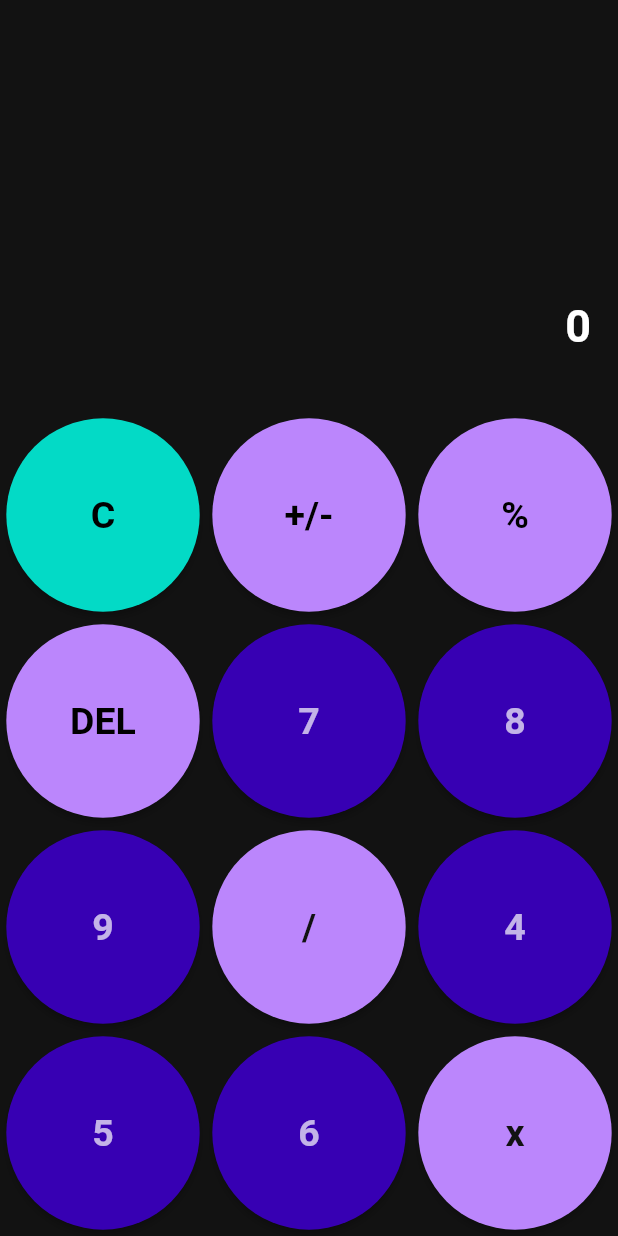
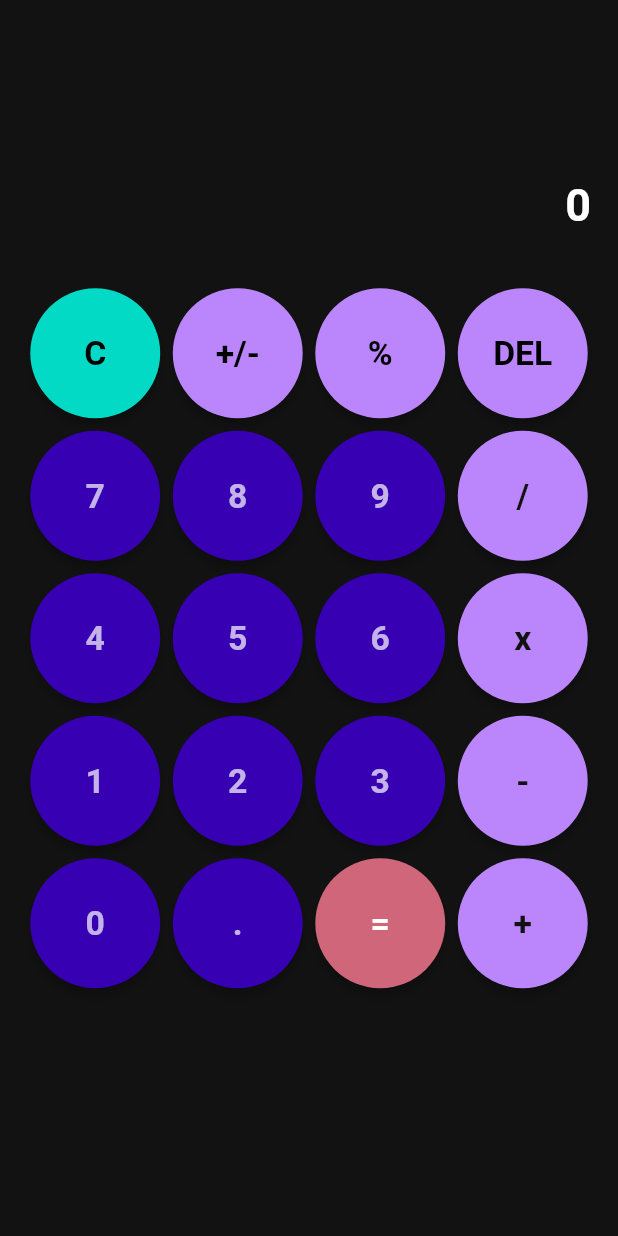
Before and after one commit to c2p-cmd/calculator_app_flutter, a Flutter app: the screen it shows after launch, on a phone screen of 412 x 824 dp. Run offline on Flutter 3.47's test engine with Material 2 defaults, Android fonts, the phone set to English and light mode, and no system bars; our stand-ins replace math_expressions.

Commit message:
Add files via upload

```diff
--- a/lib/buttons.dart
+++ b/lib/buttons.dart
@@ -31,7 +31,7 @@ class MyButton extends StatelessWidget {
   final String buttonText;
   final Function()? buttonTapped;
 
-//Constructor
+  //Constructor
   const MyButton(
       {Key? key,
       this.color,
@@ -50,38 +50,17 @@ class MyButton extends StatelessWidget {
         style: ElevatedButton.styleFrom(
           primary: color,
           shape: const StadiumBorder(),
+          fixedSize: const Size.fromRadius(10),
+          elevation: 3.0
         ),
         onPressed: buttonTapped,
         child: Text(
             buttonText,
             style: TextStyle(
               color: textColor,
-              fontSize: 25,
+              fontSize: 22.5,
               fontWeight: FontWeight.bold,
             ),
           )
   );
-
-  // Widget _tapDetect() => GestureDetector(
-  //   onTap: buttonTapped,
-  //   child: Padding(
-  //     padding: const EdgeInsets.all(3),
-  //     child: ClipRRect(
-  //       borderRadius: BorderRadius.circular(69),
-  //       child: Container(
-  //         color: color,
-  //         child: Center(
-  //           child: Text(
-  //             buttonText,
-  //             style: TextStyle(
-  //               color: textColor,
-  //               fontSize: 25,
-  //               fontWeight: FontWeight.bold,
-  //             ),
-  //           ),
-  //         ),
-  //       ),
-  //     ),
-  //   ),
-  // );
 }
--- a/lib/home_page.dart
+++ b/lib/home_page.dart
@@ -22,12 +22,12 @@ class _HomePageState extends State<HomePage> {
       );
 
   Container userInputField() => Container(
-    padding: const EdgeInsets.all(30),
+    padding: const EdgeInsets.all(27),
     alignment: Alignment.centerRight,
     child: Text(
       userInput,
       style:
-      const TextStyle(fontSize: 25, color: Colors.white),
+      const TextStyle(fontSize: 27, color: Colors.white),
     ),
   );
 
@@ -51,23 +51,23 @@ class _HomePageState extends State<HomePage> {
             child: Column(
                 mainAxisAlignment: MainAxisAlignment.spaceEvenly,
                 children: <Widget>[
-                  const Padding(padding: EdgeInsets.only(top: 27)),
+                  const Padding(padding: EdgeInsets.only(top: 15)),
                   userInputField(),
                   answerField(),
+                  allButtons()
                 ]
             ),
           ),
-          allButtons()
         ],
       );
 
   Expanded allButtons() => Expanded(
     flex: 2,
     child: GridView.builder(
-      padding: const EdgeInsets.all(0),
+      padding: const EdgeInsets.all(16),
         itemCount: buttons.length,
-        gridDelegate: const SliverGridDelegateWithMaxCrossAxisExtent(
-            maxCrossAxisExtent: 140
+        gridDelegate: const SliverGridDelegateWithFixedCrossAxisCount(
+            crossAxisCount: 4,
         ),
         itemBuilder: (BuildContext context, int index) {
           // Clear Button
@@ -93,7 +93,7 @@ class _HomePageState extends State<HomePage> {
                   if (userInput != '' && userInput != '0') {
                     userInput = '-'+userInput;
                   }
-                  equalPressed();
+                  computeValue();
                 });
               },
               buttonText: buttons[index],
@@ -133,8 +133,7 @@ class _HomePageState extends State<HomePage> {
             return MyButton(
               buttonTapped: () {
                 setState(() {
-                  userInput = '';
-                  equalPressed();
+                  showExpression();
                 });
               },
               buttonText: buttons[index],
@@ -150,7 +149,7 @@ class _HomePageState extends State<HomePage> {
                 setState(() {
                   userInput += buttons[index];
                   if (!isOperator(buttons[index])) {
-                    equalPressed();
+                    computeValue();
                   }
                 });
               },
@@ -166,7 +165,13 @@ class _HomePageState extends State<HomePage> {
         }),
   );
 
-  void equalPressed() {
+  void showExpression() {
+    computeValue();
+    userInput = answer;
+    answer = '';
+  }
+
+  void computeValue() {
     final _finalUserInput = userInput.replaceAll('x', '*');
     answer = Parser().parse(_finalUserInput).evaluate(
         EvaluationType.REAL, ContextModel()
```
